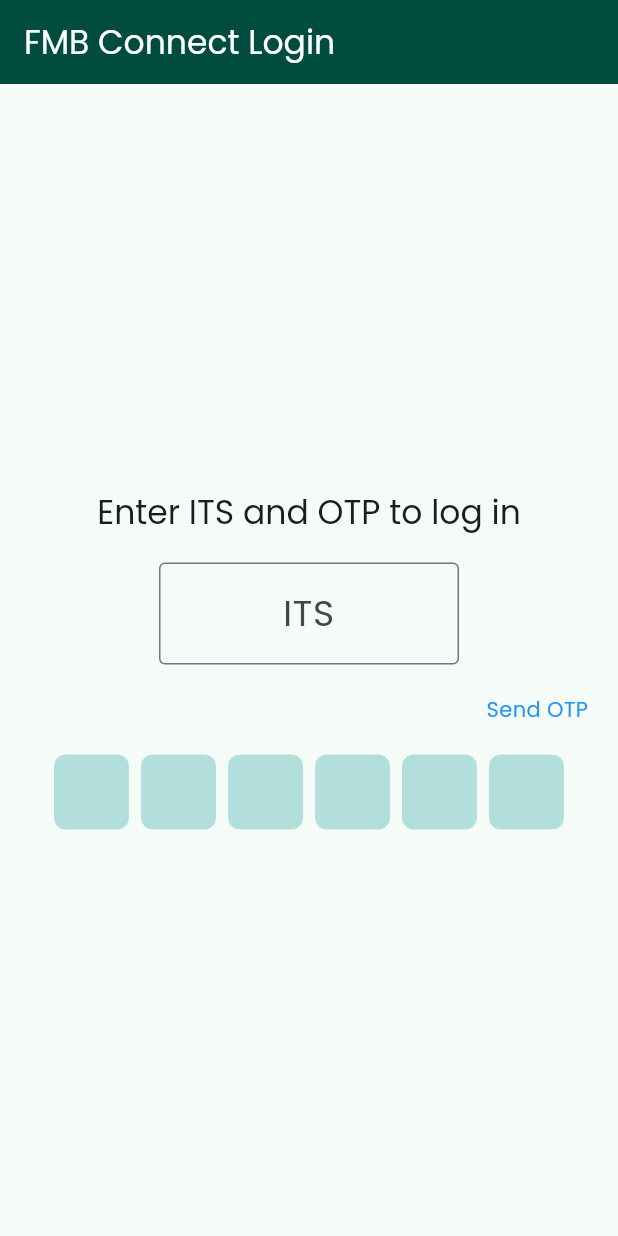
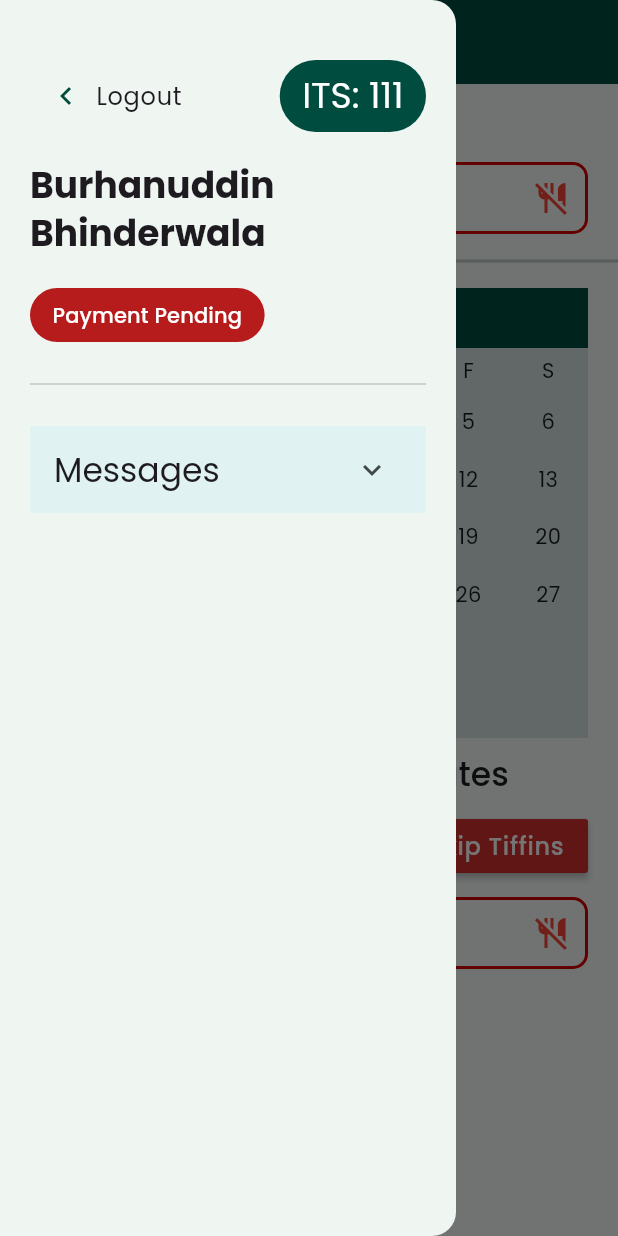
Before and after one commit to bmburhan22/FMBConnect, a Flutter app: the screen it shows after launch, with the side drawer open (before the commit the screen has no drawer), on a phone screen of 412 x 824 dp. Run offline on Flutter 3.47's test engine with Material 3 defaults, Android fonts, the phone set to English and light mode, and no system bars; drawn by our look-alikes of pinput, syncfusion_flutter_datepicker; our stand-ins replace dio, flutter_dotenv, flutter_rating, flutter_secure_storage, google_fonts; network calls fail.

Commit message:
unskip sidebar feedback UI

```diff
--- a/lib/app.dart
+++ b/lib/app.dart
@@ -1,11 +1,9 @@
-import 'dart:async';
-
 import 'package:flutter/material.dart';
-import 'package:flutter_dotenv/flutter_dotenv.dart';
 import 'package:fmb_connect/auth.dart';
 import 'package:fmb_connect/functions.dart';
 import 'package:fmb_connect/main.dart';
 import 'package:fmb_connect/menu_card.dart';
+import 'package:fmb_connect/sidebar.dart';
 import 'package:syncfusion_flutter_datepicker/datepicker.dart';
 import 'package:intl/intl.dart';
 
@@ -17,8 +15,8 @@ extension DateTimeExtension on DateTime {
 }
 
 class App extends StatefulWidget {
-  final String its;
-  const App(this.its, {super.key});
+  final User user;
+  const App(this.user, {super.key});
   @override
   State<App> createState() => _AppState();
 }
@@ -45,12 +43,17 @@ class _AppState extends State<App> {
 
   Future<void> fetchMenu() async {
     // if (startDate == null || endDate == null) return;
-    Map? res = await fetch('/menu', {
-      'its': widget.its,
-      'startDate': monthStart.toISODate,
-      'endDate': monthEnd.toISODate,
-      'today': today().toISODate
-    });
+     Map? res  //=await fetch('/menu', {
+    //   'its': widget.user.its,
+    //   'startDate': monthStart.toISODate,
+    //   'endDate': monthEnd.toISODate,
+    //   'today': today().toISODate
+    // });
+    = {
+      'its': '111',
+      'menus': [],
+      'menuToday': {'date': '2024-07-29', 'items': ['eq','3q']}
+    };
     if (res == null) return;
     List<String> todayItems =
         List<String>.from(res['menuToday']?['items'] ?? []);
@@ -58,7 +61,7 @@ class _AppState extends State<App> {
       menuToday =
           todayItems.isEmpty ? null : Menu(today().toISODate, todayItems);
       // res['menus'].forEach((m) {if (!menuList.any((i) => i.date == m['date'])) menuList.add(Menu(m['date'], List<String>.from(m['items'])));
-      menuList = List<Menu>.from(res['menus']
+      menuList = List<Menu>.from(res!['menus']
           .map((m) => Menu(m['date'], List<String>.from(m['items']))));
     });
   }
@@ -69,7 +72,7 @@ class _AppState extends State<App> {
   }
 
   Future<void> fetchSkips() async {
-    Map? res = await fetch('/skip', {'its': widget.its});
+    Map? res = await fetch('/skip', {'its': widget.user.its});
     if (res == null) return;
     setState(() {
       skippedDates = List<String>.from(res['dates'])
@@ -104,16 +107,35 @@ class _AppState extends State<App> {
           const SnackBar(content: Text('Select dates from tomorrow onwards')));
     } else {
       if ((await post('/skip', {
-            'its': widget.its,
+            'its': widget.user.its,
             'startDate': startDate!.toISODate,
             'endDate': endDate!.toISODate
           })) !=
           null) {
         ScaffoldMessenger.of(context).showSnackBar(SnackBar(
             content: Text(
-                'ITS ${widget.its} skipped tiffin for date ${datesSelected(startDate, endDate)}')));
+                'ITS ${widget.user.its} skipped tiffin for date ${datesSelected(startDate, endDate)}')));
         fetchSkips();
       }
+    }
+  }
+
+  _onUnskipTiffins() async {
+    print('rewrewqrweq');
+    setState(() {
+      endDate = endDate ?? startDate;
+    });
+    ScaffoldMessenger.of(context).hideCurrentSnackBar();
+    if ((await delete('/skip', {
+          'its': widget.user.its,
+          'startDate': startDate!.toISODate,
+          'endDate': endDate!.toISODate
+        })) !=
+        null) {
+      ScaffoldMessenger.of(context).showSnackBar(SnackBar(
+          content: Text(
+              'ITS ${widget.user.its} unskipped tiffin for date ${datesSelected(startDate, endDate)}')));
+      fetchSkips();
     }
   }
 
@@ -127,25 +149,10 @@ class _AppState extends State<App> {
         appBar: AppBar(
           backgroundColor: Colors.teal.shade900,
           foregroundColor: Colors.white,
-          title:
-              Row(mainAxisAlignment: MainAxisAlignment.spaceBetween, children: [
-            const Text('FMB Connect'),
-            const SizedBox(width: 10),
-            Container(
-                padding:
-                    const EdgeInsets.symmetric(vertical: 5, horizontal: 10),
-                decoration: BoxDecoration(
-                    color: Colors.teal.shade700,
-                    borderRadius: BorderRadius.circular(30)),
-                child: Text('ITS - ${widget.its}')),
-          ]),
-          actions: [
-            IconButton(
-                onPressed: () {
-                  Auth.logout(context);
-                },
-                icon: const Icon(Icons.logout))
-          ],
+          title: const Text('FMB Connect'),
+        ),
+        drawer: Sidebar(
+          user: widget.user,
         ),
         body: RefreshIndicator(
             onRefresh: refresh,
@@ -210,16 +217,29 @@ class _AppState extends State<App> {
                           initialSelectedRange:
                               PickerDateRange(startDate, endDate),
                         )),
+                    Text('Menu for selected dates',
+                        style: Theme.of(context)
+                            .textTheme
+                            .titleLarge!
+                            .copyWith(fontWeight: FontWeight.w500)),
                     Padding(
                         padding: const EdgeInsets.symmetric(horizontal: 20),
                         child: Row(
                             mainAxisAlignment: MainAxisAlignment.spaceBetween,
                             children: [
-                              Text('Menu for selected dates',
+                              MaterialButton(
+                                onPressed: _onUnskipTiffins,
+                                color: Colors.teal.shade900,
+                                child: Text(
+                                  'Unskip Tiffins',
                                   style: Theme.of(context)
                                       .textTheme
-                                      .titleMedium!
-                                      .copyWith(fontWeight: FontWeight.w500)),
+                                      .bodyLarge!
+                                      .copyWith(
+                                          color: Colors.white,
+                                          fontWeight: FontWeight.w500),
+                                ),
+                              ),
                               MaterialButton(
                                 onPressed: _onSkipTiffins,
                                 color: Colors.red.shade700,
--- a/lib/auth.dart
+++ b/lib/auth.dart
@@ -1,7 +1,6 @@
 import 'package:flutter/material.dart';
 import 'package:flutter_secure_storage/flutter_secure_storage.dart';
 import 'package:fmb_connect/functions.dart';
-import 'package:flutter_dotenv/flutter_dotenv.dart';
 
 class Auth {
   static const FlutterSecureStorage _storage = FlutterSecureStorage();
@@ -27,6 +26,7 @@ class Auth {
   static logout(BuildContext context) {
     clearLoginCred();
     Navigator.pop(context);
+    Navigator.pop(context);
     Navigator.of(context).pushNamed('login');
   }
 
@@ -46,14 +46,14 @@ class Auth {
     return data?['auth'] ?? false;
   }
 
-  static Future<String> authState() async {
+  static Future<User?> authState() async {
     String? its = await _storage.read(key: 'its');
     String? otp = await _storage.read(key: 'otp');
     if (its != null && otp != null) {
       bool isAuth = await authenticate(its, otp);
       if (!isAuth) clearLoginCred();
-      return isAuth ? its : '';
+      return isAuth ? User(its, '') : null;
     }
-    return '';
+    return null;
   }
 }
--- a/lib/functions.dart
+++ b/lib/functions.dart
@@ -2,7 +2,15 @@ import 'dart:async';
 import 'package:dio/dio.dart';
 import 'package:flutter/material.dart';
 import 'package:flutter_dotenv/flutter_dotenv.dart';
+import 'package:fmb_connect/feedback_dialog.dart';
+import 'package:fmb_connect/menu_card.dart';
 import 'package:intl/intl.dart';
+import 'package:flutter_rating/flutter_rating.dart';
+
+class User {
+  final String its, name;
+  User(this.its, this.name);
+}
 
 Dio dio = Dio(BaseOptions(
     baseUrl: dotenv.env['API_URL']!,
@@ -66,6 +74,10 @@ Future<bool> showConfirmationDialog(BuildContext context,
   ));
   return showDialog(context: context, builder: (context) => alert)
       .then((_) => confirm);
+}
+
+Future<void> postFeedback(Menu menu, double rating, String review) async {
+  print('${menu.date} $rating $review');
 }
 
 DateTime tomorrow() {
@@ -143,3 +155,16 @@ Future<Map?> post(String path, [Map? data]) async {
     return null;
   }
 }
+
+Future<Map?> delete(String path, [Map? data]) async {
+  Response responseFromAPI = await dio.delete(path, data: data);
+  try {
+    if (responseFromAPI.statusCode == 200) {
+      return responseFromAPI.data as Map;
+    } else {
+      return null;
+    }
+  } catch (errorMsg) {
+    return null;
+  }
+}
--- a/lib/main.dart
+++ b/lib/main.dart
@@ -1,40 +1,38 @@
 import 'package:flutter/material.dart';
 import 'package:fmb_connect/app.dart';
 import 'package:fmb_connect/auth.dart';
+import 'package:fmb_connect/functions.dart';
 import 'package:fmb_connect/login.dart';
 import 'package:fmb_connect/theme.dart';
 import 'package:flutter_dotenv/flutter_dotenv.dart';
 import 'package:intl/intl.dart';
 
-
 void main() async {
   await dotenv.load();
   WidgetsFlutterBinding.ensureInitialized();
-  runApp(MyApp(
-
-    await Auth.authState()
-    ));
+  runApp(MyApp(User('111', "Burhanuddin Bhinderwala")
+      // await Auth.authState()
+      ));
 }
 
 class MyApp extends StatelessWidget {
-  final String its;
-  const MyApp(this.its, {super.key});
+  final User? user;
+  MyApp(this.user, { super.key});
 
   @override
   Widget build(BuildContext context) {
-
-    return MaterialApp(title: 'FMBConnect', theme: theme, initialRoute: its.isEmpty ? 'login' : '/',
-    routes: {
-      '/': ( context) => App(ModalRoute.of(context)!.settings.arguments as String? ?? its),
-      'login': (context) => const Login(),
-    },
+    return MaterialApp(
+      title: 'FMBConnect',
+      theme: theme,
+      initialRoute: user ==null ? 'login' : '/',
+      routes: {
+        '/': (context) =>
+            App(ModalRoute.of(context)!.settings.arguments as User? ??user!), // user can be null?
+        'login': (context) => const Login(),
+      },
     );
-
   }
 }
-
-
-
 
 extension ListExtensions on List<Widget> {
   List<Widget> around(Widget divider) {
--- a/lib/menu_card.dart
+++ b/lib/menu_card.dart
@@ -1,4 +1,6 @@
 import 'package:flutter/material.dart';
+import 'package:fmb_connect/feedback_dialog.dart';
+import 'package:fmb_connect/functions.dart';
 import 'package:fmb_connect/main.dart';
 import 'package:intl/intl.dart';
 
@@ -18,14 +20,23 @@ class MenuCard extends StatelessWidget {
 
   @override
   Widget build(BuildContext context) {
-
     return menu == null
         ? const NoTiffinCard()
-        : Container(
+        : GestureDetector(
+            onTap: () {
+              if (menu != null)  showDialog(context: context, builder: (context) => FeedbackDialog(menu!, 2,'Good food'));
+            },
+            child: Container(
               decoration: BoxDecoration(
                   borderRadius: BorderRadius.circular(10),
-                color: skipped ? Color.fromARGB(76, 255, 82, 82) : Color.fromARGB(33, 0, 150, 135),
-                border: Border.all(width: 2, color: skipped ? Colors.redAccent.shade700 : Colors.teal.shade900)),
+                  color: skipped
+                      ? const Color.fromARGB(76, 255, 82, 82)
+                      : const Color.fromARGB(33, 0, 150, 135),
+                  border: Border.all(
+                      width: 2,
+                      color: skipped
+                          ? Colors.redAccent.shade700
+                          : Colors.teal.shade900)),
               padding: const EdgeInsets.all(10),
               child: Row(
                   children: [
@@ -34,12 +45,18 @@ class MenuCard extends StatelessWidget {
                     child: Text(
                       DateFormat('EEE\nMMM dd').format(menu!.dateTime),
                       textAlign: TextAlign.right,
-                    style: Theme.of(context).textTheme.bodyMedium!.copyWith(fontWeight: FontWeight.w600),
+                      style: Theme.of(context)
+                          .textTheme
+                          .bodyMedium!
+                          .copyWith(fontWeight: FontWeight.w600),
                     )),
                 Expanded(
                     child: Text(
                   menu!.items.join(', '),
-                style: Theme.of(context).textTheme.bodyMedium!.copyWith(fontWeight: FontWeight.w500),
+                  style: Theme.of(context)
+                      .textTheme
+                      .bodyMedium!
+                      .copyWith(fontWeight: FontWeight.w500),
                 )),
                 skipped
                     ? const Icon(
@@ -51,7 +68,7 @@ class MenuCard extends StatelessWidget {
                         color: Colors.teal.shade900,
                       )
               ].divide(const SizedBox(width: 10))),
-          );
+            ));
   }
 }
 
@@ -62,7 +79,8 @@ class NoTiffinCard extends StatelessWidget {
   Widget build(BuildContext context) {
     return Container(
       decoration: BoxDecoration(
-          borderRadius: BorderRadius.circular(10), border: Border.all(width: 2, color: Colors.redAccent.shade700)),
+          borderRadius: BorderRadius.circular(10),
+          border: Border.all(width: 2, color: Colors.redAccent.shade700)),
       padding: const EdgeInsets.all(10),
       child: Row(
           children: [
--- /dev/null
+++ b/lib/sidebar.dart
@@ -0,0 +1,187 @@
+import 'dart:async';
+
+import 'package:flutter/material.dart';
+import 'package:flutter/widgets.dart';
+import 'package:fmb_connect/auth.dart';
+import 'package:fmb_connect/functions.dart';
+import 'package:fmb_connect/main.dart';
+import 'package:fmb_connect/theme.dart';
+
+class Sidebar extends StatefulWidget {
+  final User? user;
+  const Sidebar({this.user, super.key});
+
+  @override
+  State<Sidebar> createState() => _SidebarState();
+}
+
+class _SidebarState extends State<Sidebar> {
+  bool paymentStatus = false;
+  List<String> messages = [
+    'fewouqfbweqo feq wruohewqurh oewqhro hewiuqhrihweqohrhw qehr uiwehroh woiqhre  rhoew',
+    'fewouqfbweqo feq wruohewqurh oewqhro hewiuqhrihweqohrhw qehr uiwehroh woiqhre  rhoew',
+    'fewouqfbweqo feq wruohewqurh oewqhro hewiuqhrihweqohrhw qehr uiwehroh woiqhre  rhoew',
+    'fewouqfbweqo feq wruohewqurh oewqhro hewiuqhrihweqohrhw qehr uiwehroh woiqhre  rhoew',
+    'fewouqfbweqo feq wruohewqurh oewqhro hewiuqhrihweqohrhw qehr uiwehroh woiqhre  rhoew',
+    'fewouqfbweqo feq wruohewqurh oewqhro hewiuqhrihweqohrhw qehr uiwehroh woiqhre  rhoew',
+    'fewouqfbweqo feq wruohewqurh oewqhro hewiuqhrihweqohrhw qehr uiwehroh woiqhre  rhoew',
+    'fewouqfbweqo feq wruohewqurh oewqhro hewiuqhrihweqohrhw qehr uiwehroh woiqhre  rhoew',
+    'fewouqfbweqo feq wruohewqurh oewqhro hewiuqhrihweqohrhw qehr uiwehroh woiqhre  rhoew',
+    'fewouqfbweqo feq wruohewqurh oewqhro hewiuqhrihweqohrhw qehr uiwehroh woiqhre  rhoew',
+    'fewouqfbweqo feq wruohewqurh oewqhro hewiuqhrihweqohrhw qehr uiwehroh woiqhre  rhoew',
+    'fewouqfbweqo feq wruohewqurh oewqhro hewiuqhrihweqohrhw qehr uiwehroh woiqhre  rhoew',
+    'fewouqfbweqo feq wruohewqurh oewqhro hewiuqhrihweqohrhw qehr uiwehroh woiqhre  rhoew',
+    'fewouqfbweqo feq wruohewqurh oewqhro hewiuqhrihweqohrhw qehr uiwehroh woiqhre  rhoew',
+    'fewouqfbweqo feq wruohewqurh oewqhro hewiuqhrihweqohrhw qehr uiwehroh woiqhre  rhoew',
+    'fewouqfbweqo feq wruohewqurh oewqhro hewiuqhrihweqohrhw qehr uiwehroh woiqhre  rhoew',
+    'fewouqfbweqo feq wruohewqurh oewqhro hewiuqhrihweqohrhw qehr uiwehroh woiqhre  rhoew',
+    'fewouqfbweqo feq wruohewqurh oewqhro hewiuqhrihweqohrhw qehr uiwehroh woiqhre  rhoew',
+    'fewouqfbweqo feq wruohewqurh oewqhro hewiuqhrihweqohrhw qehr uiwehroh woiqhre  rhoew',
+    'fewouqfbweqo feq wruohewqurh oewqhro hewiuqhrihweqohrhw qehr uiwehroh woiqhre  rhoew',
+    'fewouqfbweqo feq wruohewqurh oewqhro hewiuqhrihweqohrhw qehr uiwehroh woiqhre  rhoew',
+    'fewouqfbweqo feq wruohewqurh oewqhro hewiuqhrihweqohrhw qehr uiwehroh woiqhre  rhoew',
+    'fewouqfbweqo feq wruohewqurh oewqhro hewiuqhrihweqohrhw qehr uiwehroh woiqhre  rhoew',
+    'fewouqfbweqo feq wruohewqurh oewqhro hewiuqhrihweqohrhw qehr uiwehroh woiqhre  rhoew',
+    'fewouqfbweqo feq wruohewqurh oewqhro hewiuqhrihweqohrhw qehr uiwehroh woiqhre  rhoew',
+    'fewouqfbweqo feq wruohewqurh oewqhro hewiuqhrihweqohrhw qehr uiwehroh woiqhre  rhoew',
+    'fewouqfbweqo feq wruohewqurh oewqhro hewiuqhrihweqohrhw qehr uiwehroh woiqhre  rhoew',
+    'fewouqfbweqo feq wruohewqurh oewqhro hewiuqhrihweqohrhw qehr uiwehroh woiqhre  rhoew',
+    'fewouqfbweqo feq wruohewqurh oewqhro hewiuqhrihweqohrhw qehr uiwehroh woiqhre  rhoew',
+    'fewouqfbweqo feq wruohewqurh oewqhro hewiuqhrihweqohrhw qehr uiwehroh woiqhre  rhoew',
+    'fewouqfbweqo feq wruohewqurh oewqhro hewiuqhrihweqohrhw qehr uiwehroh woiqhre  rhoew',
+    'fewouqfbweqo feq wruohewqurh oewqhro hewiuqhrihweqohrhw qehr uiwehroh woiqhre  rhoew',
+    'fewouqfbweqo feq wruohewqurh oewqhro hewiuqhrihweqohrhw qehr uiwehroh woiqhre  rhoew',
+    'fewouqfbweqo feq wruohewqurh oewqhro hewiuqhrihweqohrhw qehr uiwehroh woiqhre  rhoew',
+    'fewouqfbweqo feq wruohewqurh oewqhro hewiuqhrihweqohrhw qehr uiwehroh woiqhre  rhoew',
+    'fewouqfbweqo feq wruohewqurh oewqhro hewiuqhrihweqohrhw qehr uiwehroh woiqhre  rhoew',
+    'fewouqfbweqo feq wruohewqurh oewqhro hewiuqhrihweqohrhw qehr uiwehroh woiqhre  rhoew',
+    'fewouqfbweqo feq wruohewqurh oewqhro hewiuqhrihweqohrhw qehr uiwehroh woiqhre  rhoew',
+    'fewouqfbweqo feq wruohewqurh oewqhro hewiuqhrihweqohrhw qehr uiwehroh woiqhre  rhoew',
+    'fewouqfbweqo feq wruohewqurh oewqhro hewiuqhrihweqohrhw qehr uiwehroh woiqhre  rhoew',
+    'fewouqfbweqo feq wruohewqurh oewqhro hewiuqhrihweqohrhw qehr uiwehroh woiqhre  rhoew',
+    'fewouqfbweqo feq wruohewqurh oewqhro hewiuqhrihweqohrhw qehr uiwehroh woiqhre  rhoew',
+    'fewouqfbweqo feq wruohewqurh oewqhro hewiuqhrihweqohrhw qehr uiwehroh woiqhre  rhoew',
+    'fewouqfbweqo feq wruohewqurh oewqhro hewiuqhrihweqohrhw qehr uiwehroh woiqhre  rhoew',
+    'fewouqfbweqo feq wruohewqurh oewqhro hewiuqhrihweqohrhw qehr uiwehroh woiqhre  rhoew',
+  ];
+  Future<void> fetchMessages() async {
+    Map? res = await fetch('/messages', {
+      'its': widget.user!.its,
+    });
+
+    if (res == null) return;
+    setState(() {
+      messages = List<String>.from(res['messages'] ?? []);
+    });
+  }
+
+  Future<void> fetchPaymentStatus() async {
+    Map? res = await fetch('/payment_status', {
+      'its': widget.user!.its,
+    });
+
+    if (res == null) return;
+    setState(() {
+      paymentStatus = res['payment_status'] ?? false;
+    });
+  }
+
+  @override
+  void initState() {
+    // TODO: implement initState
+    // fetchMessages();
+    // fetchPaymentStatus();
+  }
+
+  @override
+  Widget build(BuildContext context) {
+    return Drawer(
+      child: Padding(
+          padding: const EdgeInsets.all(20),
+          child:
+                SingleChildScrollView(child:Column(
+              crossAxisAlignment: CrossAxisAlignment.start,
+              children: [
+                Row(
+                    mainAxisAlignment: MainAxisAlignment.spaceBetween,
+                    children: [
+                      TextButton.icon(
+                          label: Text('Logout',
+                              style: Theme.of(context).textTheme.bodyLarge!),
+                          onPressed: () {
+                            Auth.logout(context);
+                          },
+                          icon: Icon(
+                            color: Colors.teal.shade900,
+                            Icons.chevron_left,
+                            size: 24,
+                          )),
+                      Container(
+                        padding: const EdgeInsets.symmetric(
+                            vertical: 8, horizontal: 15),
+                        decoration: BoxDecoration(
+                            color: Colors.teal.shade900,
+                            borderRadius: BorderRadius.circular(30)),
+                        child: Text(
+                          "ITS: ${widget.user?.its}",
+                          style: Theme.of(context)
+                              .textTheme
+                              .headlineSmall!
+                              .copyWith(color: Colors.white),
+                        ),
+                      ),
+                    ]),
+                Text(
+                  widget.user?.name ?? '',
+                  style: Theme.of(context)
+                      .textTheme
+                      .headlineSmall!
+                      .copyWith(fontWeight: FontWeight.w700),
+                ),
+                Container(
+                  padding:
+                      const EdgeInsets.symmetric(vertical: 8, horizontal: 15),
+                  decoration: BoxDecoration(
+                      color: paymentStatus
+                          ? Colors.teal.shade900
+                          : Colors.red.shade900,
+                      borderRadius: BorderRadius.circular(30)),
+                  child: Text(
+                    paymentStatus ? 'Payment Complete' : 'Payment Pending',
+                    style: Theme.of(context)
+                        .textTheme
+                        .titleSmall!
+                        .copyWith(color: Colors.white),
+                  ),
+                ),
+                const SizedBox(
+                  width: double.maxFinite,
+                  child: Divider(),
+                ), ExpansionTile(
+                  expandedCrossAxisAlignment: CrossAxisAlignment.start,
+                  expandedAlignment: Alignment.centerLeft,
+                  backgroundColor: Colors.teal.shade50,
+                  collapsedBackgroundColor: Colors.teal.shade50,
+                  title: Text(
+                    'Messages',
+                    style: Theme.of(context).textTheme.titleLarge!,
+                  ),
+                  children: messages
+                      .map((text) => Padding(
+                          padding: const EdgeInsets.symmetric(horizontal: 5),
+                          child: Text(text,
+                              style: Theme.of(context).textTheme.bodyMedium!)))
+                      .toList()
+                      .divide(const SizedBox(height: 5)),
+                )
+
+              ]
+                  .divide(const SizedBox(
+                    height: 20,
+                  ))
+                  .around(const SizedBox(
+                    height: 20,
+                  ))))),
+    );
+  }
+}
--- a/lib/top_bar.dart
+++ b/lib/top_bar.dart
@@ -1,28 +1,28 @@
-import 'package:flutter/material.dart';
-import 'package:fmb_connect/auth.dart';
+// import 'package:flutter/material.dart';
+// import 'package:fmb_connect/auth.dart';
 
-class TopBar extends StatelessWidget {
-  final String? its;
-  final String title;
-  const TopBar(this.title,this.its, {super.key});
+// class TopBar extends StatelessWidget {
+//   final String? its;
+//   final String title;
+//   const TopBar(this.title,this.its, {super.key});
 
-  @override
-  Widget build(BuildContext context) {
-    return AppBar(
-      backgroundColor: Colors.teal.shade900,
-      foregroundColor: Colors.white,
-      title: Row(mainAxisAlignment: MainAxisAlignment.spaceBetween, children: [
-        Text(title),
-        const SizedBox(width: 10),
-        if(its!=null) Text('ITS - $its'),
-      ]),
-      actions:its==null?[]:[
-              IconButton(
-                  onPressed: () {
-                    Auth.logout(context);
-                  },
-                  icon: const Icon(Icons.logout))
-            ],
-    );
-  }
-}
+//   @override
+//   Widget build(BuildContext context) {
+//     return AppBar(
+//       backgroundColor: Colors.teal.shade900,
+//       foregroundColor: Colors.white,
+//       title: Row(mainAxisAlignment: MainAxisAlignment.spaceBetween, children: [
+//         Text(title),
+//         const SizedBox(width: 10),
+//         if(its!=null) Text('ITS - $its'),
+//       ]),
+//       actions:its==null?[]:[
+//               IconButton(
+//                   onPressed: () {
+//                     Auth.logout(context);
+//                   },
+//                   icon: const Icon(Icons.logout))
+//             ],
+//     );
+//   }
+// }
--- a/pubspec.yaml
+++ b/pubspec.yaml
@@ -42,6 +42,7 @@ dependencies:
   dio: ^5.5.0
   flutter_dotenv: ^5.1.0
   pinput: ^5.0.0
+  flutter_rating: ^2.0.2
 
 flutter_launcher_icons:
   android: true
```
Also changed, not shown: lib/feedback_dialog.dart (added, +79 -0 lines), pubspec.lock, test.env (added), 1 other file. Lines whose indentation alone changed are shown as unchanged.
